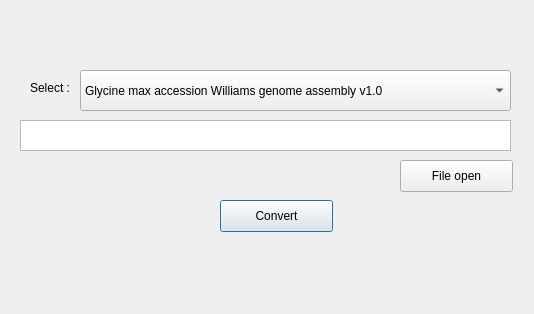
Above: VCFconverter.ui from biezz0210/vcfConverter before the change. Below: the same form after it.
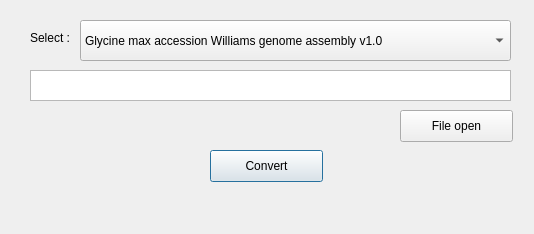
That is the form after the change.

```diff
--- a/VCFconverter.ui
+++ b/VCFconverter.ui
@@ -7,7 +7,7 @@
     <x>0</x>
     <y>0</y>
     <width>534</width>
-    <height>314</height>
+    <height>234</height>
    </rect>
   </property>
   <property name="windowTitle">
@@ -16,8 +16,8 @@
   <widget class="QPushButton" name="convert">
    <property name="geometry">
     <rect>
-     <x>220</x>
-     <y>200</y>
+     <x>210</x>
+     <y>150</y>
      <width>113</width>
      <height>32</height>
     </rect>
@@ -30,7 +30,7 @@
    <property name="geometry">
     <rect>
      <x>400</x>
-     <y>160</y>
+     <y>110</y>
      <width>113</width>
      <height>32</height>
     </rect>
@@ -42,9 +42,9 @@
   <widget class="QTextEdit" name="textEdit">
    <property name="geometry">
     <rect>
-     <x>20</x>
-     <y>120</y>
-     <width>491</width>
+     <x>30</x>
+     <y>70</y>
+     <width>481</width>
      <height>31</height>
     </rect>
    </property>
@@ -53,7 +53,7 @@
    <property name="geometry">
     <rect>
      <x>80</x>
-     <y>70</y>
+     <y>20</y>
      <width>431</width>
      <height>41</height>
     </rect>
@@ -73,7 +73,7 @@
    <property name="geometry">
     <rect>
      <x>30</x>
-     <y>80</y>
+     <y>30</y>
      <width>60</width>
      <height>16</height>
     </rect>
@@ -85,8 +85,8 @@
   <widget class="QLabel" name="label_result">
    <property name="geometry">
     <rect>
-     <x>380</x>
-     <y>250</y>
+     <x>370</x>
+     <y>190</y>
      <width>141</width>
      <height>31</height>
     </rect>
```
